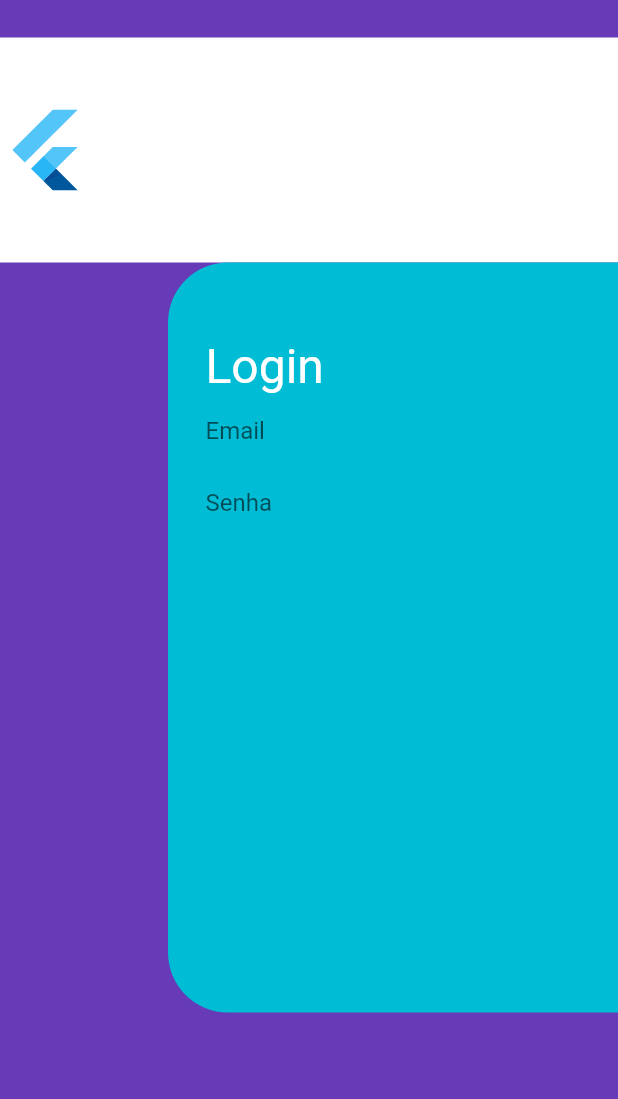
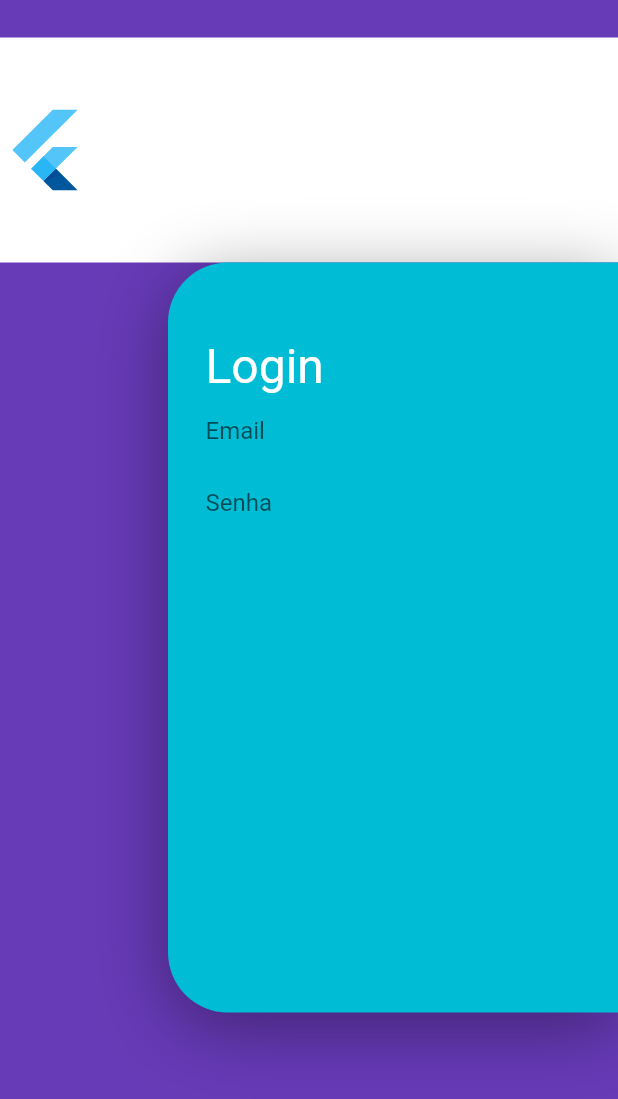
Before and after one commit to GaldinoJr/find_my_dog, a Flutter app: the screen it shows after launch, on a phone screen of 412 x 824 dp. Shown: the top 1099 px of the screen. Run offline on Flutter 3.47's test engine with Material 2 defaults, Android fonts, the phone set to English and light mode, and no system bars.

```diff
--- a/lib/main.dart
+++ b/lib/main.dart
@@ -60,7 +60,14 @@ class _MyHomePageState extends State<MyHomePage> {
                           borderRadius: new BorderRadius.only(
                             topLeft: const Radius.circular(40),
                             bottomLeft: const Radius.circular(40),
-                          )
+                          ),
+                          boxShadow: <BoxShadow>[
+                            new BoxShadow(
+                              color: Colors.black38,
+                              blurRadius: 40.0,
+                              offset: new Offset(0.0, 10.0),
+                            ),
+                          ]
                       ),
                       child: Column(
                         children: <Widget>[
```
Lines whose indentation alone changed are shown as unchanged.
